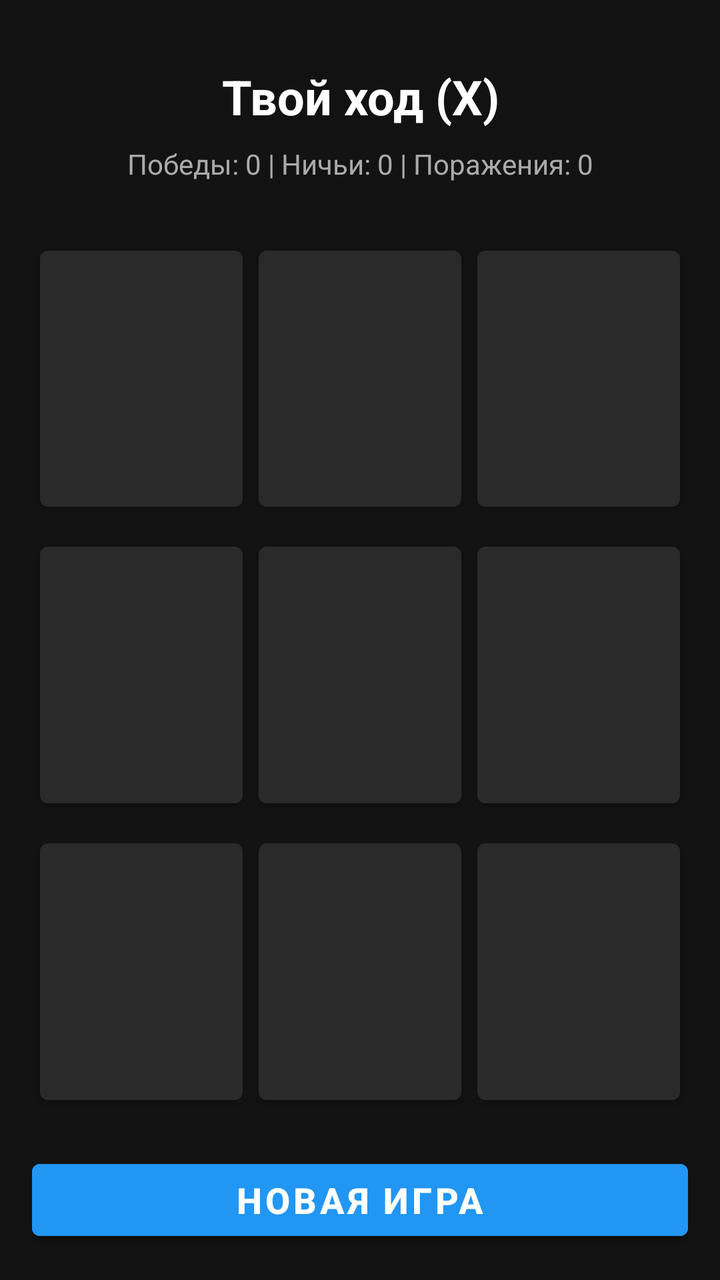
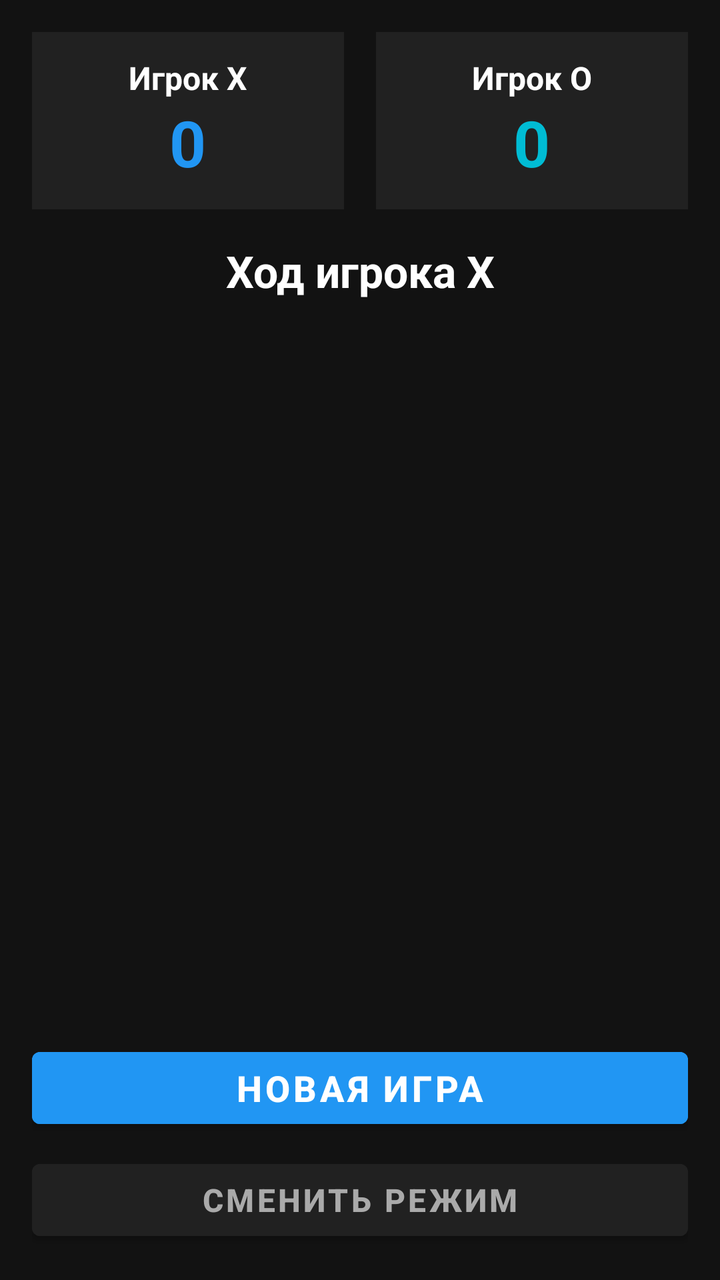

Screens rendered from an Android XML layout before and after an edit, with the pre-edit source and the edit as a unified diff.
<!-- AndroidManifest.xml: application theme Theme.TicTacToe -->
<!-- res/layout/activity_main.xml -->
<?xml version="1.0" encoding="utf-8"?>
<LinearLayout
    xmlns:android="http://schemas.android.com/apk/res/android"
    android:layout_width="match_parent"
    android:layout_height="match_parent"
    android:orientation="vertical"
    android:background="#121212"
    android:padding="16dp">

    <TextView
        android:id="@+id/statusText"
        android:layout_width="match_parent"
        android:layout_height="wrap_content"
        android:text="Твой ход (X)"
        android:textColor="#FFFFFF"
        android:textSize="24sp"
        android:textStyle="bold"
        android:gravity="center"
        android:layout_marginTop="16dp"
        android:layout_marginBottom="8dp" />

    <TextView
        android:id="@+id/scoreText"
        android:layout_width="match_parent"
        android:layout_height="wrap_content"
        android:text="Победы: 0 | Ничьи: 0 | Поражения: 0"
        android:textColor="#AAAAAA"
        android:textSize="14sp"
        android:gravity="center"
        android:layout_marginBottom="24dp" />

    <LinearLayout
        android:layout_width="match_parent"
        android:layout_height="0dp"
        android:layout_weight="1"
        android:orientation="vertical">

        <LinearLayout
            android:layout_width="match_parent"
            android:layout_height="0dp"
            android:layout_weight="1"
            android:orientation="horizontal">
            <Button android:id="@+id/btn0" style="@style/CellButton" />
            <Button android:id="@+id/btn1" style="@style/CellButton" />
            <Button android:id="@+id/btn2" style="@style/CellButton" />
        </LinearLayout>

        <LinearLayout
            android:layout_width="match_parent"
            android:layout_height="0dp"
            android:layout_weight="1"
            android:orientation="horizontal">
            <Button android:id="@+id/btn3" style="@style/CellButton" />
            <Button android:id="@+id/btn4" style="@style/CellButton" />
            <Button android:id="@+id/btn5" style="@style/CellButton" />
        </LinearLayout>

        <LinearLayout
            android:layout_width="match_parent"
            android:layout_height="0dp"
            android:layout_weight="1"
            android:orientation="horizontal">
            <Button android:id="@+id/btn6" style="@style/CellButton" />
            <Button android:id="@+id/btn7" style="@style/CellButton" />
            <Button android:id="@+id/btn8" style="@style/CellButton" />
        </LinearLayout>
    </LinearLayout>

    <Button
        android:id="@+id/newGameBtn"
        android:layout_width="match_parent"
        android:layout_height="wrap_content"
        android:text="НОВАЯ ИГРА"
        android:textSize="18sp"
        android:textStyle="bold"
        android:textColor="#FFFFFF"
        android:backgroundTint="#2196F3"
        android:layout_marginTop="16dp" />

</LinearLayout>
<!-- resources referenced by this layout -->
<resources>
  <style name="CellButton">
          <item name="android:layout_width">0dp</item>
          <item name="android:layout_height">match_parent</item>
          <item name="android:layout_weight">1</item>
          <item name="android:layout_margin">4dp</item>
          <item name="android:textSize">48sp</item>
          <item name="android:textStyle">bold</item>
          <item name="android:textColor">#FFFFFF</item>
          <item name="backgroundTint">#2A2A2A</item>
      </style>
  <style name="Theme.TicTacToe" parent="Theme.MaterialComponents.DayNight.NoActionBar">
          <item name="colorPrimary">#2196F3</item>
          <item name="colorPrimaryVariant">#1976D2</item>
          <item name="colorOnPrimary">#FFFFFF</item>
          <item name="android:statusBarColor">#121212</item>
          <item name="android:windowBackground">#121212</item>
      </style>
</resources>

<!-- the commit's change to res/layout/activity_main.xml (unified diff, before → after) -->
@@ -7,27 +7,83 @@
     android:background="#121212"
     android:padding="16dp">
 
+    <LinearLayout
+        android:layout_width="match_parent"
+        android:layout_height="wrap_content"
+        android:orientation="horizontal"
+        android:layout_marginBottom="16dp">
+
+        <LinearLayout
+            android:id="@+id/playerXPanel"
+            android:layout_width="0dp"
+            android:layout_height="wrap_content"
+            android:layout_weight="1"
+            android:orientation="vertical"
+            android:gravity="center"
+            android:padding="12dp"
+            android:background="#212121"
+            android:layout_marginEnd="8dp">
+
+            <TextView
+                android:id="@+id/playerXName"
+                android:layout_width="wrap_content"
+                android:layout_height="wrap_content"
+                android:text="Игрок X"
+                android:textColor="#FFFFFF"
+                android:textSize="16sp"
+                android:textStyle="bold" />
+
+            <TextView
+                android:id="@+id/playerXScore"
+                android:layout_width="wrap_content"
+                android:layout_height="wrap_content"
+                android:text="0"
+                android:textColor="#2196F3"
+                android:textSize="32sp"
+                android:textStyle="bold" />
+        </LinearLayout>
+
+        <LinearLayout
+            android:id="@+id/playerOPanel"
+            android:layout_width="0dp"
+            android:layout_height="wrap_content"
+            android:layout_weight="1"
+            android:orientation="vertical"
+            android:gravity="center"
+            android:padding="12dp"
+            android:background="#212121"
+            android:layout_marginStart="8dp">
+
+            <TextView
+                android:id="@+id/playerOName"
+                android:layout_width="wrap_content"
+                android:layout_height="wrap_content"
+                android:text="Игрок O"
+                android:textColor="#FFFFFF"
+                android:textSize="16sp"
+                android:textStyle="bold" />
+
+            <TextView
+                android:id="@+id/playerOScore"
+                android:layout_width="wrap_content"
+                android:layout_height="wrap_content"
+                android:text="0"
+                android:textColor="#00BCD4"
+                android:textSize="32sp"
+                android:textStyle="bold" />
+        </LinearLayout>
+    </LinearLayout>
+
     <TextView
         android:id="@+id/statusText"
         android:layout_width="match_parent"
         android:layout_height="wrap_content"
-        android:text="Твой ход (X)"
+        android:text="Ход игрока X"
         android:textColor="#FFFFFF"
-        android:textSize="24sp"
+        android:textSize="22sp"
         android:textStyle="bold"
         android:gravity="center"
-        android:layout_marginTop="16dp"
-        android:layout_marginBottom="8dp" />
-
-    <TextView
-        android:id="@+id/scoreText"
-        android:layout_width="match_parent"
-        android:layout_height="wrap_content"
-        android:text="Победы: 0 | Ничьи: 0 | Поражения: 0"
-        android:textColor="#AAAAAA"
-        android:textSize="14sp"
-        android:gravity="center"
-        android:layout_marginBottom="24dp" />
+        android:layout_marginBottom="16dp" />
 
     <LinearLayout
         android:layout_width="match_parent"
@@ -77,4 +133,15 @@
         android:backgroundTint="#2196F3"
         android:layout_marginTop="16dp" />
 
+    <Button
+        android:id="@+id/changeModeBtn"
+        android:layout_width="match_parent"
+        android:layout_height="wrap_content"
+        android:text="СМЕНИТЬ РЕЖИМ"
+        android:textSize="16sp"
+        android:textStyle="bold"
+        android:textColor="#AAAAAA"
+        android:backgroundTint="#212121"
+        android:layout_marginTop="8dp" />
+
 </LinearLayout>
<!-- resource entries referenced after the edit -->
@@ -2,13 +2,13 @@
 <resources>
   <style name="CellButton">
           <item name="android:layout_width">0dp</item>
-          <item name="android:layout_height">match_parent</item>
+          <item name="android:layout_height">0dp</item>
           <item name="android:layout_weight">1</item>
-          <item name="android:layout_margin">4dp</item>
-          <item name="android:textSize">48sp</item>
+          <item name="android:layout_margin">6dp</item>
+          <item name="android:textSize">64sp</item>
           <item name="android:textStyle">bold</item>
           <item name="android:textColor">#FFFFFF</item>
-          <item name="backgroundTint">#2A2A2A</item>
+          <item name="backgroundTint">#212121</item>
       </style>
   <style name="Theme.TicTacToe" parent="Theme.MaterialComponents.DayNight.NoActionBar">
           <item name="colorPrimary">#2196F3</item>
